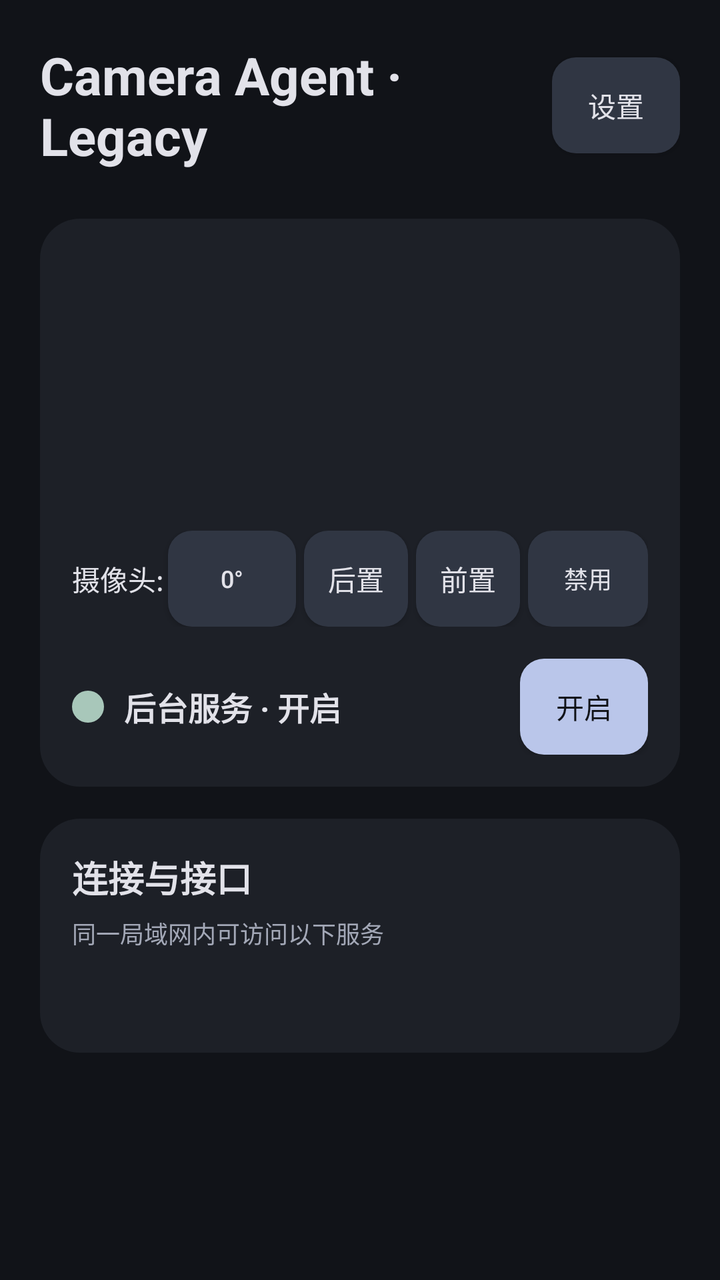
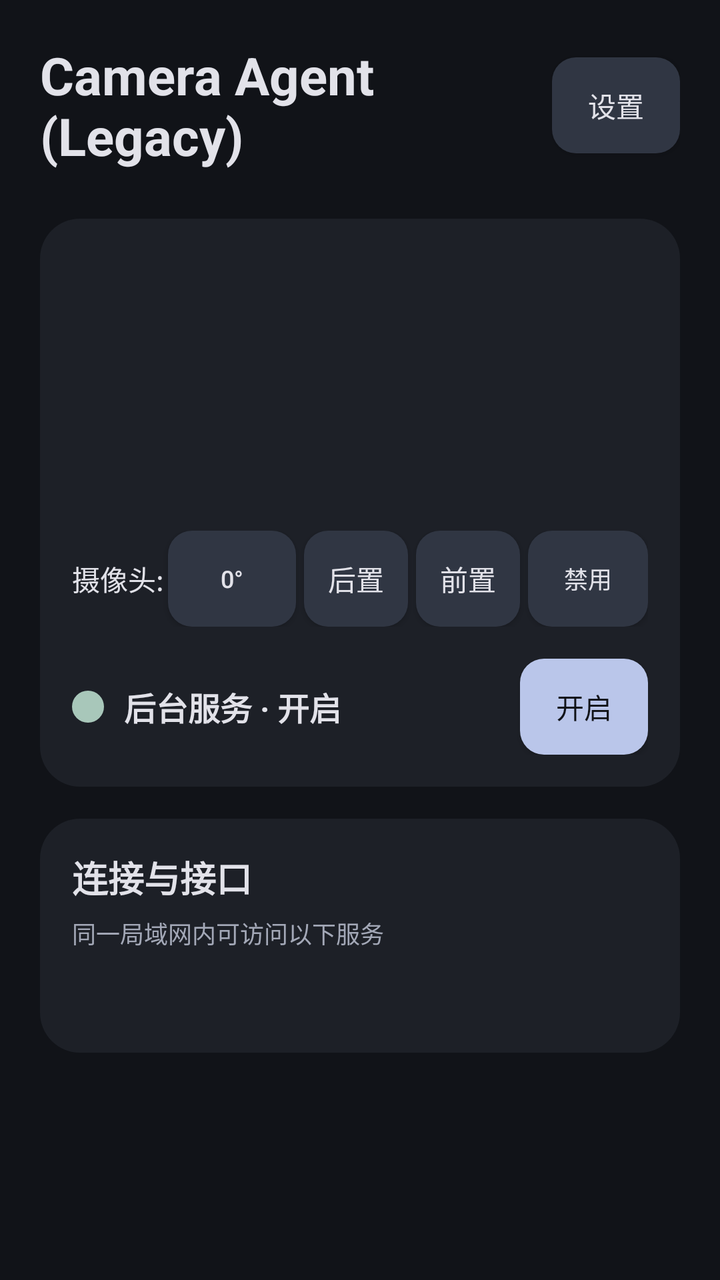

Before-and-after screenshots of an Android layout around one commit, followed by the original layout XML and the change that was made.
<!-- AndroidManifest.xml: application theme Theme.CameraAgent -->
<!-- res/layout/activity_standby.xml -->
<?xml version="1.0" encoding="utf-8"?>
<RelativeLayout
    xmlns:android="http://schemas.android.com/apk/res/android"
    xmlns:app="http://schemas.android.com/apk/res-auto"
    android:id="@+id/root"
    android:layout_width="match_parent"
    android:layout_height="match_parent"
    android:background="@color/ui_background">
    <ScrollView
        android:layout_width="match_parent"
        android:layout_height="match_parent"
        android:fillViewport="true">
        <LinearLayout
            android:layout_width="match_parent"
            android:layout_height="wrap_content"
            android:orientation="vertical"
            android:padding="20dp">
            <LinearLayout android:layout_width="match_parent" android:layout_height="wrap_content" android:gravity="center_vertical" android:layout_marginBottom="24dp">
                <TextView android:layout_width="0dp" android:layout_weight="1" android:layout_height="wrap_content" android:text="Camera Agent · Legacy" android:textSize="26sp" android:textColor="@color/ui_text" android:textStyle="bold" />
                <Button android:id="@+id/settings" android:layout_width="64dp" android:layout_height="48dp" android:text="设置" android:textColor="@color/control_text" android:background="@drawable/control_button" />
            </LinearLayout>
            <LinearLayout android:id="@+id/service_bar" android:layout_width="match_parent" android:layout_height="wrap_content" android:orientation="vertical" android:background="@drawable/surface_card">
                <LinearLayout android:layout_width="match_parent" android:layout_height="wrap_content" android:gravity="center_vertical" android:paddingTop="12dp">
                    <TextView android:id="@+id/http_status" android:layout_width="0dp" android:layout_weight="1" android:layout_height="wrap_content" android:textColor="@color/ui_text" android:textSize="14sp" />
                    <TextView android:id="@+id/http_connections" android:layout_width="wrap_content" android:layout_height="wrap_content" android:textColor="@color/ui_text_secondary" android:textSize="12sp" />
                </LinearLayout>
                <LinearLayout android:layout_width="match_parent" android:layout_height="wrap_content" android:gravity="center_vertical" android:paddingTop="12dp">
                    <TextView android:id="@+id/mcp_status" android:layout_width="0dp" android:layout_weight="1" android:layout_height="wrap_content" android:textColor="@color/ui_text" android:textSize="14sp" />
                    <TextView android:id="@+id/mcp_connections" android:layout_width="wrap_content" android:layout_height="wrap_content" android:textColor="@color/ui_text_secondary" android:textSize="12sp" />
                </LinearLayout>
                <TextView android:id="@+id/mqtt_status" android:layout_width="match_parent" android:layout_height="wrap_content" android:paddingTop="12dp" android:textColor="@color/ui_text" android:textSize="14sp" />
                <LinearLayout android:layout_width="match_parent" android:layout_height="wrap_content" android:gravity="center_vertical" android:paddingTop="12dp">
                    <TextView android:id="@+id/camera_status" android:layout_width="0dp" android:layout_weight="1" android:layout_height="wrap_content" android:textColor="@color/ui_text" android:textSize="14sp" />
                    <TextView android:id="@+id/cameraRuntime" android:layout_width="wrap_content" android:layout_height="wrap_content" android:textColor="@color/ui_text_secondary" android:textSize="12sp" />
                </LinearLayout>
                <LinearLayout android:id="@+id/facing_row" android:layout_width="match_parent" android:layout_height="wrap_content" android:gravity="center_vertical" android:layout_marginTop="16dp">
                    <TextView android:layout_width="0dp" android:layout_weight="1" android:layout_height="wrap_content" android:text="摄像头:" android:textColor="@color/ui_text" android:textSize="14sp" />
                    <Button android:id="@+id/rotation" android:layout_width="64dp" android:layout_height="48dp" android:padding="2dp" android:minWidth="0dp" android:text="0°" android:textSize="12sp" android:singleLine="true" android:textColor="@color/control_text" android:background="@drawable/control_button" />
                    <Button android:id="@+id/facing_back" android:layout_width="52dp" android:layout_height="48dp" android:layout_marginLeft="4dp" android:padding="4dp" android:minWidth="0dp" android:text="后置" android:textSize="14sp" android:textColor="@color/control_text" android:background="@drawable/control_button"  />
                    <Button android:id="@+id/facing_front" android:layout_width="52dp" android:layout_height="48dp" android:layout_marginLeft="4dp" android:padding="4dp" android:minWidth="0dp" android:text="前置" android:textSize="14sp" android:textColor="@color/control_text" android:background="@drawable/control_button"  />
                    <Button android:id="@+id/facing_disabled" android:layout_width="60dp" android:layout_height="48dp" android:layout_marginLeft="4dp" android:padding="4dp" android:minWidth="0dp" android:text="禁用" android:textSize="12sp" android:singleLine="true" android:textColor="@color/control_text" android:background="@drawable/control_button"  />
                </LinearLayout>
                <LinearLayout android:layout_width="match_parent" android:layout_height="wrap_content" android:gravity="center_vertical" android:layout_marginTop="16dp">
                    <View android:id="@+id/status_led" android:layout_width="16dp" android:layout_height="16dp" android:layout_marginRight="10dp" android:background="@drawable/led_green" />
                    <TextView android:id="@+id/status_text" android:layout_width="0dp" android:layout_weight="1" android:layout_height="wrap_content" android:text="后台服务 · 开启" android:textColor="@color/ui_text" android:textStyle="bold" android:textSize="16sp" android:layout_marginRight="8dp" />
                    <ToggleButton android:id="@+id/camera_service_toggle" android:layout_width="64dp" android:layout_height="48dp" android:textOn="开启" android:textOff="关闭" android:checked="true" android:background="@drawable/control_button" android:textColor="@color/control_text" />
                </LinearLayout>
            </LinearLayout>
            <LinearLayout
                android:layout_width="match_parent"
                android:layout_height="wrap_content"
                android:orientation="vertical"
                android:background="@drawable/surface_card"
                android:layout_marginTop="16dp">
                <TextView
                    android:layout_width="match_parent"
                    android:layout_height="wrap_content"
                    android:text="连接与接口"
                    android:textSize="18sp"
                    android:textColor="@color/ui_text"
                    android:textStyle="bold" />
                <TextView
                    android:layout_width="match_parent"
                    android:layout_height="wrap_content"
                    android:text="同一局域网内可访问以下服务"
                    android:textSize="12sp"
                    android:textColor="@color/ui_text_secondary"
                    android:layout_marginTop="6dp"
                    android:layout_marginBottom="16dp" />
                <TextView
                    android:layout_width="match_parent"
                    android:layout_height="wrap_content"
                    android:text=""
                    android:textSize="14sp"
                    android:textColor="@color/ui_primary"
                    android:id="@+id/info"
                    android:fontFamily="monospace"
                    android:lineSpacingExtra="6dp"
                    android:textIsSelectable="false" />
            </LinearLayout>
        </LinearLayout>
    </ScrollView>
</RelativeLayout>
<!-- resources referenced by this layout -->
<resources>
  <color name="ui_background">#111318</color>
  <color name="ui_primary">#BAC6EA</color>
  <color name="ui_text">#E2E2E9</color>
  <color name="ui_text_secondary">#A3A8B7</color>
  <!-- drawable control_button (drawable) -->
  <selector xmlns:android="http://schemas.android.com/apk/res/android"><item android:state_selected="true"><shape><solid android:color="@color/ui_primary"/><corners android:radius="12dp"/></shape></item><item android:state_checked="true"><shape><solid android:color="@color/ui_primary"/><corners android:radius="12dp"/></shape></item><item android:state_pressed="true"><shape><solid android:color="@color/ui_pressed"/><corners android:radius="12dp"/></shape></item><item><shape><solid android:color="@color/ui_control"/><corners android:radius="12dp"/></shape></item></selector>
  <!-- drawable led_green (drawable) -->
  <shape xmlns:android="http://schemas.android.com/apk/res/android" android:shape="oval"><solid android:color="@color/ui_success"/></shape>
  <!-- drawable surface_card (drawable) -->
  <shape xmlns:android="http://schemas.android.com/apk/res/android"><solid android:color="@color/ui_surface"/><corners android:radius="20dp"/><padding android:left="16dp" android:top="16dp" android:right="16dp" android:bottom="16dp"/></shape>
  <style name="Theme.CameraAgent" parent="android:style/Theme.Holo.NoActionBar">
  <item name="android:windowBackground">@color/ui_background</item>
  <item name="android:colorBackground">@color/ui_background</item>
  <item name="android:textColorPrimary">@color/ui_text</item>
  <item name="android:textColorSecondary">@color/ui_text_secondary</item>
  </style>
  <color name="ui_pressed">#40495F</color>
  <color name="ui_control">#303643</color>
  <color name="ui_success">#A8C7BA</color>
  <color name="ui_surface">#1D2027</color>
</resources>

<!-- the commit's change to res/layout/activity_standby.xml (unified diff, before → after) -->
@@ -16,7 +16,7 @@
             android:orientation="vertical"
             android:padding="20dp">
             <LinearLayout android:layout_width="match_parent" android:layout_height="wrap_content" android:gravity="center_vertical" android:layout_marginBottom="24dp">
-                <TextView android:layout_width="0dp" android:layout_weight="1" android:layout_height="wrap_content" android:text="Camera Agent · Legacy" android:textSize="26sp" android:textColor="@color/ui_text" android:textStyle="bold" />
+                <TextView android:layout_width="0dp" android:layout_weight="1" android:layout_height="wrap_content" android:text="Camera Agent (Legacy)" android:textSize="26sp" android:textColor="@color/ui_text" android:textStyle="bold" />
                 <Button android:id="@+id/settings" android:layout_width="64dp" android:layout_height="48dp" android:text="设置" android:textColor="@color/control_text" android:background="@drawable/control_button" />
             </LinearLayout>
             <LinearLayout android:id="@+id/service_bar" android:layout_width="match_parent" android:layout_height="wrap_content" android:orientation="vertical" android:background="@drawable/surface_card">
